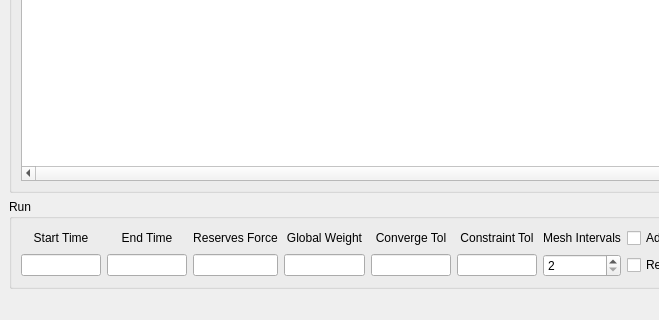
This is MainWindow.ui in wol101/MocoTrackQt as Qt 5 draws it before an edit; both pictures show x 0 to 659 and y 217 to 537 of the 765 by 537 pixel window. The edited form follows.
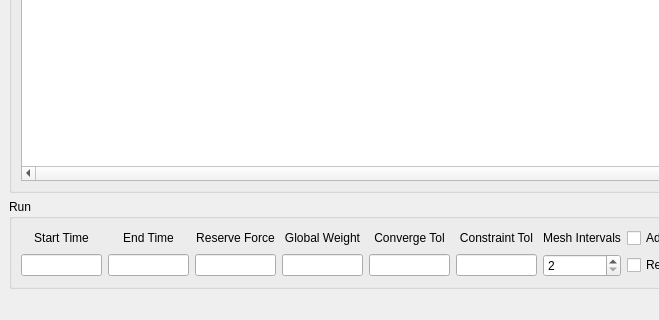
This is the edited form. Custom widgets are drawn as their Qt base class.

Commit message: Small quality of life changes

Patch:
```diff
--- a/MainWindow.ui
+++ b/MainWindow.ui
@@ -179,7 +179,7 @@
        <item row="0" column="2">
         <widget class="QLabel" name="label_4">
          <property name="text">
-          <string>Reserves Force</string>
+          <string>Reserve Force</string>
          </property>
          <property name="alignment">
           <set>Qt::AlignCenter</set>
```
The commit also changes 1 other file.
